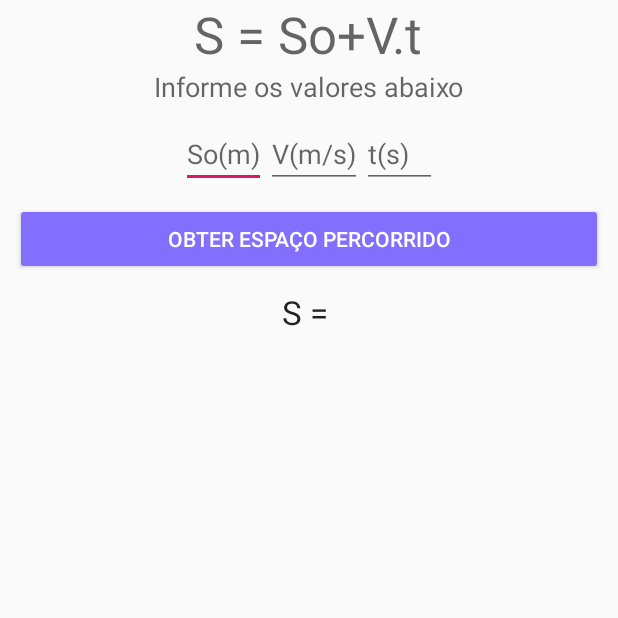
After one commit to EduardoZortea18/SafeBeta, an Android app: the fragment MRU shown on its own in the app's theme, on a phone screen of 412 x 824 dp, the top half of it. The commit adds this screen. Run offline under Robolectric (Android 15) with nearby library versions, the phone set to English and light mode, and no system bars.

Commit message:
Ferramentas de cálculo atualizadas:
-MRU;
Ainda há o que revisar!!

```diff
--- /dev/null
+++ b/app/src/main/java/com/example/safe_v02/Ferramentas_de_calculo/Fisica/MRU.java
@@ -0,0 +1,54 @@
+package com.example.safe_v02.Ferramentas_de_calculo.Fisica;
+
+
+import android.os.Bundle;
+
+import androidx.fragment.app.Fragment;
+
+import android.view.LayoutInflater;
+import android.view.View;
+import android.view.ViewGroup;
+import android.widget.Button;
+import android.widget.EditText;
+import android.widget.TextView;
+
+import com.example.safe_v02.R;
+
+import java.text.DecimalFormat;
+
+public class MRU extends Fragment {
+EditText txtespacoInicial,txtVelocidade,txtTempo;
+TextView txtEspacoPercorrido;
+Button btnMRU;
+
+    @Override
+    public View onCreateView(LayoutInflater inflater, ViewGroup container,
+                             Bundle savedInstanceState) {
+        // Inflate the layout for this fragment
+        View view =  inflater.inflate(R.layout.fragment_mru, container, false);
+
+        txtespacoInicial = (EditText)view.findViewById(R.id.txtMRU1);
+        txtVelocidade = (EditText)view.findViewById(R.id.txtMRU2);
+        txtTempo = (EditText)view.findViewById(R.id.txtMRU3);
+        txtEspacoPercorrido = (TextView)view.findViewById(R.id.txtMRU4);
+        btnMRU = (Button)view.findViewById(R.id.btnMRU);
+
+        btnMRU.setOnClickListener(new View.OnClickListener() {
+            @Override
+            public void onClick(View v) {
+                float S=0,So=0,V=0,t=0;
+                DecimalFormat df = new DecimalFormat("0.00");
+                if((txtespacoInicial.getText().toString().length()>0)&&(txtVelocidade.getText().toString().length()>0)&&(txtTempo.getText().toString().length()>0)){
+                    So=Float.parseFloat(txtespacoInicial.getText().toString());
+                    V=Float.parseFloat(txtVelocidade.getText().toString());
+                    t=Float.parseFloat(txtTempo.getText().toString());
+                    S=(So+(V*t));
+                    txtEspacoPercorrido.setText("S = "+df.format(S)+"m");
+                }
+            }
+        });
+
+        return view;
+    }
+
+}
--- a/app/src/main/java/com/example/safe_v02/Ferramentas_de_calculo/InicioCalculadora.java
+++ b/app/src/main/java/com/example/safe_v02/Ferramentas_de_calculo/InicioCalculadora.java
@@ -15,6 +15,7 @@ import com.example.safe_v02.Ferramentas_de_calculo.Fisica.Calorimetria;
 import com.example.safe_v02.Ferramentas_de_calculo.Fisica.Distancia;
 import com.example.safe_v02.Ferramentas_de_calculo.Fisica.Eletricidade;
 import com.example.safe_v02.Ferramentas_de_calculo.Fisica.Empuxo;
+import com.example.safe_v02.Ferramentas_de_calculo.Fisica.MRU;
 import com.example.safe_v02.Ferramentas_de_calculo.Fisica.Torricelli;
 import com.example.safe_v02.Ferramentas_de_calculo.Matematica.Bhaskara;
 import com.example.safe_v02.Ferramentas_de_calculo.Matematica.RegraDeTres;
@@ -103,6 +104,11 @@ public class InicioCalculadora extends AppCompatActivity implements AdapterView.
                         .beginTransaction()
                         .replace(R.id.container_calculadora, new Torricelli()).commit();
                 break;
+            case "MRU":
+                getSupportFragmentManager()
+                        .beginTransaction()
+                        .replace(R.id.container_calculadora, new MRU()).commit();
+                break;
             case "Equação do 2º grau":
                 getSupportFragmentManager()
                         .beginTransaction()
--- /dev/null
+++ b/app/src/main/res/layout/fragment_mru.xml
@@ -0,0 +1,87 @@
+<?xml version="1.0" encoding="utf-8"?>
+<ScrollView xmlns:android="http://schemas.android.com/apk/res/android"
+    xmlns:tools="http://schemas.android.com/tools"
+    android:layout_width="match_parent"
+    android:layout_height="match_parent"
+    tools:context=".Ferramentas_de_calculo.Fisica.MRU">
+
+    <LinearLayout
+        android:layout_width="match_parent"
+        android:layout_height="match_parent"
+        android:orientation="vertical">
+
+        <TextView
+            android:layout_width="wrap_content"
+            android:layout_height="wrap_content"
+            android:text="S = So+V.t"
+            android:textAppearance="@style/TextAppearance.AppCompat.Display1"
+            android:layout_gravity="center_horizontal"
+            />
+
+        <TextView
+            android:layout_width="wrap_content"
+            android:layout_height="wrap_content"
+            android:text="Informe os valores abaixo"
+            android:textAppearance="@style/TextAppearance.AppCompat.Medium"
+            android:layout_gravity="center_horizontal"
+            />
+
+        <LinearLayout
+            android:layout_width="wrap_content"
+            android:layout_height="wrap_content"
+            android:layout_gravity="center_horizontal"
+            android:layout_marginTop="10dp"
+            android:orientation="horizontal">
+
+            <EditText
+                android:layout_width="wrap_content"
+                android:layout_height="wrap_content"
+                android:id="@+id/txtMRU1"
+                android:minWidth="50dp"
+                android:inputType="numberDecimal"
+                android:digits="0123456789."
+                android:hint="So(m)"
+                />
+
+            <EditText
+                android:layout_width="wrap_content"
+                android:layout_height="wrap_content"
+                android:id="@+id/txtMRU2"
+                android:minWidth="50dp"
+                android:inputType="numberDecimal"
+                android:digits="0123456789."
+                android:hint="V(m/s)"
+                />
+
+            <EditText
+                android:layout_width="wrap_content"
+                android:layout_height="wrap_content"
+                android:id="@+id/txtMRU3"
+                android:minWidth="50dp"
+                android:inputType="numberDecimal"
+                android:digits="0123456789."
+                android:hint="t(s)"
+                />
+        </LinearLayout>
+
+        <Button
+            android:layout_width="match_parent"
+            android:layout_height="wrap_content"
+            android:id="@+id/btnMRU"
+            android:text="Obter espaço percorrido"
+            android:layout_margin="10dp"
+            android:textColor="@color/Branco"
+            android:backgroundTint="@color/AzulClaro"/>
+
+
+        <TextView
+            android:layout_width="wrap_content"
+            android:layout_height="wrap_content"
+            android:id="@+id/txtMRU4"
+            android:textAppearance="@style/TextAppearance.AppCompat.Large"
+            android:text="S = "
+            android:layout_gravity="center_horizontal"
+            />
+    </LinearLayout>
+
+</ScrollView>
--- a/app/src/main/res/values/strings.xml
+++ b/app/src/main/res/values/strings.xml
@@ -46,6 +46,7 @@
         <item>Empuxo</item>
         <item>Eletricidade</item>
         <item>Equação de Torricelli</item>
+        <item>MRU</item>
     </string-array>
 
     <string-array name="array_matematica">
```
